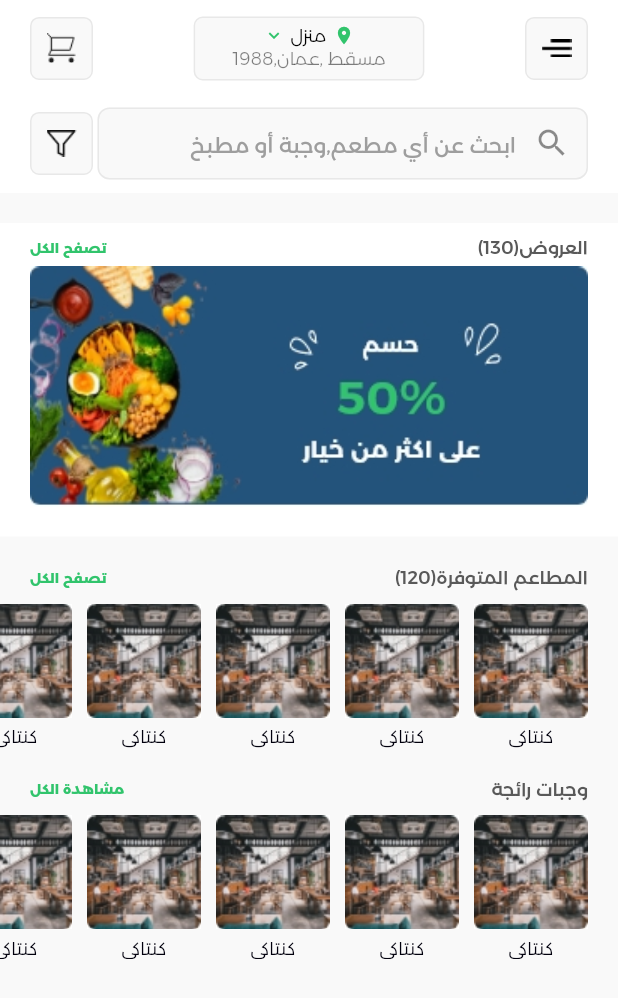
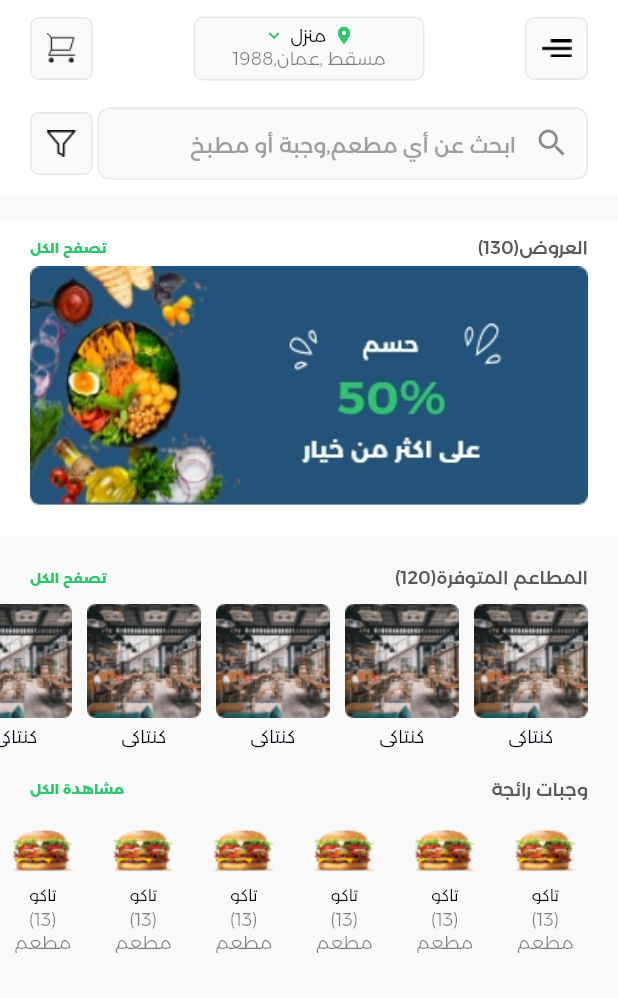
Before and after one commit to FerasAbushahla/brsel_application, a Flutter app: the screen it shows after launch, on a phone screen of 412 x 824 dp. Shown: the top 998 px of the screen. Run offline on Flutter 3.47's test engine with Material 2 defaults, Android fonts, the light colour scheme and no system bars.

Commit message:
HomePageUI

```diff
--- a/lib/constants.dart
+++ b/lib/constants.dart
@@ -58,6 +58,11 @@ class MyCustomTextStyle {
   );
   static const TextStyle myCardTitleBlackSecondTextStyle = TextStyle(
     fontSize: 12,
+    color: myBlackSecondColor,
+    fontWeight: FontWeight.w300,
+  );
+  static const TextStyle myCardSecondTitleBlackSecondTextStyle = TextStyle(
+    fontSize: 11,
     color: myBlackSecondColor,
     fontWeight: FontWeight.w300,
   );
--- a/lib/screens/home.dart
+++ b/lib/screens/home.dart
@@ -135,7 +135,7 @@ class _HomeState extends State<Home> {
                     padding: index == 0
                         ? EdgeInsets.only(right: 20)
                         : EdgeInsets.only(right: 10),
-                    child: availableRestautantsCard(),
+                    child: featuredMealsCard(),
                   ),
                 ),
               ),
@@ -177,28 +177,37 @@ class _HomeState extends State<Home> {
 
   Container featuredMealsCard() {
     return Container(
-      width: 76,
+      width: 57,
+      decoration: BoxDecoration(
+        borderRadius: BorderRadius.circular(12),
+      ),
       child: Column(
         crossAxisAlignment: CrossAxisAlignment.center,
         children: [
-          Container(
-            width: SizeConfig.screenWidth,
-            height: 76,
-            decoration: BoxDecoration(
-              borderRadius: BorderRadius.circular(6),
-            ),
-            child: Image.asset(
-              'assets/images/Restaurant img.jpg',
-              fit: BoxFit.contain,
-            ),
+          Image.asset(
+            'assets/images/Burger.png',
+            fit: BoxFit.contain,
+            width: 50,
+            height: 45,
           ),
           SizedBox(
-            height: 5,
+            height: 1,
           ),
           Text(
-            'كنتاكي',
-            style: MyCustomTextStyle.myCardTitleBlackSecondTextStyle,
-          )
+            'تاكو',
+            style: MyCustomTextStyle.myCardSecondTitleBlackSecondTextStyle,
+          ),
+          SizedBox(
+            height: 3,
+          ),
+          Text(
+            '(13)',
+            style: MyCustomTextStyle.myH1withOpacityTextStyle,
+          ),
+          Text(
+            'مطعم',
+            style: MyCustomTextStyle.myH1withOpacityTextStyle,
+          ),
         ],
       ),
     );
```
Also changed, not shown: lib/screens/settings.dart (added, +17 -0 lines), assets/images/Burger.png (added).
